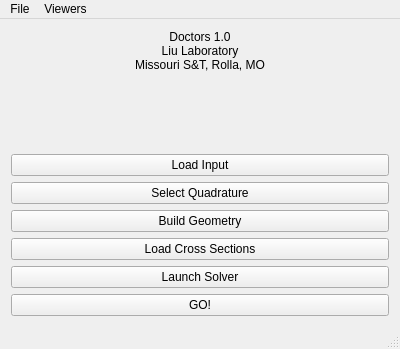
This is doctors/mainwindow.ui in eNorris/thesis as Qt 5 draws it before an edit. The edited form follows.
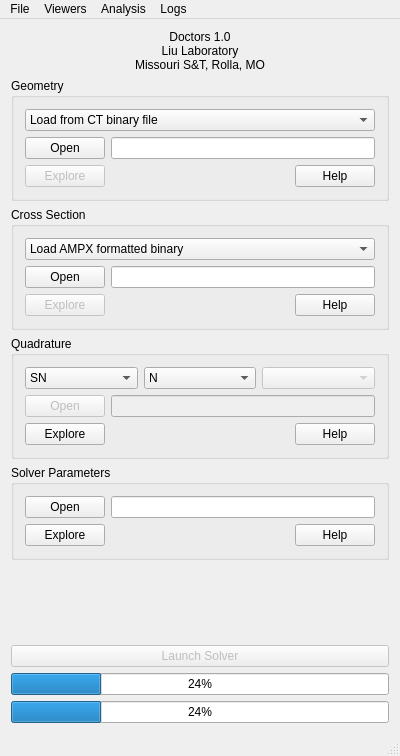
This is the edited form.

What changed in the file:
```diff
--- a/doctors/mainwindow.ui
+++ b/doctors/mainwindow.ui
@@ -7,7 +7,7 @@
     <x>0</x>
     <y>0</y>
     <width>400</width>
-    <height>349</height>
+    <height>756</height>
    </rect>
   </property>
   <property name="windowTitle">
@@ -54,14 +54,73 @@
     </item>
     <item row="1" column="0">
      <layout class="QGridLayout" name="gridLayout">
-      <item row="6" column="0">
-       <widget class="QPushButton" name="pushButton">
-        <property name="text">
-         <string>GO!</string>
-        </property>
-       </widget>
-      </item>
       <item row="0" column="0">
+       <widget class="QGroupBox" name="geometryGroupBox">
+        <property name="title">
+         <string>Geometry</string>
+        </property>
+        <layout class="QVBoxLayout" name="verticalLayout_2">
+         <item>
+          <widget class="QComboBox" name="geometryComboBox">
+           <item>
+            <property name="text">
+             <string>Load from CT binary file</string>
+            </property>
+           </item>
+          </widget>
+         </item>
+         <item>
+          <layout class="QHBoxLayout" name="horizontalLayout">
+           <item>
+            <widget class="QPushButton" name="geometryOpenPushButton">
+             <property name="text">
+              <string>Open</string>
+             </property>
+            </widget>
+           </item>
+           <item>
+            <widget class="QLineEdit" name="geometryFileLineEdit"/>
+           </item>
+          </layout>
+         </item>
+         <item>
+          <layout class="QHBoxLayout" name="horizontalLayout_2">
+           <item>
+            <widget class="QPushButton" name="geometryExplorePushButton">
+             <property name="enabled">
+              <bool>false</bool>
+             </property>
+             <property name="text">
+              <string>Explore</string>
+             </property>
+            </widget>
+           </item>
+           <item>
+            <spacer name="geometryHSpacer">
+             <property name="orientation">
+              <enum>Qt::Horizontal</enum>
+             </property>
+             <property name="sizeHint" stdset="0">
+              <size>
+               <width>40</width>
+               <height>20</height>
+              </size>
+             </property>
+            </spacer>
+           </item>
+           <item>
+            <widget class="QPushButton" name="geometryHelpPushButton">
+             <property name="text">
+              <string>Help</string>
+             </property>
+            </widget>
+           </item>
+          </layout>
+         </item>
+        </layout>
+       </widget>
+      </item>
+      <item row="4" column="0">
        <spacer name="verticalSpacer">
         <property name="orientation">
          <enum>Qt::Vertical</enum>
@@ -74,43 +133,262 @@
         </property>
        </spacer>
       </item>
-      <item row="3" column="0">
-       <widget class="QPushButton" name="buildGeomPushButton">
-        <property name="text">
-         <string>Build Geometry</string>
-        </property>
-       </widget>
-      </item>
-      <item row="1" column="0">
-       <widget class="QPushButton" name="loadInputPushButton">
-        <property name="text">
-         <string>Load Input</string>
-        </property>
-       </widget>
-      </item>
-      <item row="2" column="0">
-       <widget class="QPushButton" name="selectQuadPushButton">
-        <property name="text">
-         <string>Select Quadrature</string>
-        </property>
-       </widget>
-      </item>
-      <item row="4" column="0">
-       <widget class="QPushButton" name="loadXsPushButton">
-        <property name="text">
-         <string>Load Cross Sections</string>
-        </property>
-       </widget>
-      </item>
       <item row="5" column="0">
        <widget class="QPushButton" name="launchSolverPushButton">
+        <property name="enabled">
+         <bool>false</bool>
+        </property>
         <property name="text">
          <string>Launch Solver</string>
         </property>
        </widget>
       </item>
+      <item row="1" column="0">
+       <widget class="QGroupBox" name="xsGroupBox">
+        <property name="title">
+         <string>Cross Section</string>
+        </property>
+        <layout class="QVBoxLayout" name="verticalLayout_3">
+         <item>
+          <widget class="QComboBox" name="xsComboBox">
+           <item>
+            <property name="text">
+             <string>Load AMPX formatted binary</string>
+            </property>
+           </item>
+          </widget>
+         </item>
+         <item>
+          <layout class="QHBoxLayout" name="horizontalLayout_3">
+           <item>
+            <widget class="QPushButton" name="xsOpenPushButton">
+             <property name="text">
+              <string>Open</string>
+             </property>
+            </widget>
+           </item>
+           <item>
+            <widget class="QLineEdit" name="xsFileLineEdit"/>
+           </item>
+          </layout>
+         </item>
+         <item>
+          <layout class="QHBoxLayout" name="horizontalLayout_4">
+           <item>
+            <widget class="QPushButton" name="xsExplorePushButton">
+             <property name="enabled">
+              <bool>false</bool>
+             </property>
+             <property name="text">
+              <string>Explore</string>
+             </property>
+            </widget>
+           </item>
+           <item>
+            <spacer name="horizontalSpacer_2">
+             <property name="orientation">
+              <enum>Qt::Horizontal</enum>
+             </property>
+             <property name="sizeHint" stdset="0">
+              <size>
+               <width>40</width>
+               <height>20</height>
+              </size>
+             </property>
+            </spacer>
+           </item>
+           <item>
+            <widget class="QPushButton" name="xsHelpPushButton">
+             <property name="text">
+              <string>Help</string>
+             </property>
+            </widget>
+           </item>
+          </layout>
+         </item>
+        </layout>
+       </widget>
+      </item>
+      <item row="2" column="0">
+       <widget class="QGroupBox" name="quadGroupBox">
+        <property name="title">
+         <string>Quadrature</string>
+        </property>
+        <layout class="QVBoxLayout" name="verticalLayout_4">
+         <item>
+          <layout class="QHBoxLayout" name="horizontalLayout_7">
+           <item>
+            <widget class="QComboBox" name="quadTypecomboBox">
+             <item>
+              <property name="text">
+               <string>SN</string>
+              </property>
+             </item>
+             <item>
+              <property name="text">
+               <string>Custom</string>
+              </property>
+             </item>
+            </widget>
+           </item>
+           <item>
+            <widget class="QComboBox" name="quadData1ComboBox">
+             <item>
+              <property name="text">
+               <string>N</string>
+              </property>
+             </item>
+             <item>
+              <property name="text">
+               <string>2</string>
+              </property>
+             </item>
+             <item>
+              <property name="text">
+               <string>4</string>
+              </property>
+             </item>
+             <item>
+              <property name="text">
+               <string>8</string>
+              </property>
+             </item>
+            </widget>
+           </item>
+           <item>
+            <widget class="QComboBox" name="quadData2ComboBox">
+             <property name="enabled">
+              <bool>false</bool>
+             </property>
+            </widget>
+           </item>
+          </layout>
+         </item>
+         <item>
+          <layout class="QHBoxLayout" name="horizontalLayout_5">
+           <item>
+            <widget class="QPushButton" name="quadOpenPushButton">
+             <property name="enabled">
+              <bool>false</bool>
+             </property>
+             <property name="text">
+              <string>Open</string>
+             </property>
+            </widget>
+           </item>
+           <item>
+            <widget class="QLineEdit" name="quadFileLineEdit">
+             <property name="enabled">
+              <bool>false</bool>
+             </property>
+            </widget>
+           </item>
+          </layout>
+         </item>
+         <item>
+          <layout class="QHBoxLayout" name="horizontalLayout_6">
+           <item>
+            <widget class="QPushButton" name="quadExplorePushButton">
+             <property name="text">
+              <string>Explore</string>
+             </property>
+            </widget>
+           </item>
+           <item>
+            <spacer name="horizontalSpacer_3">
+             <property name="orientation">
+              <enum>Qt::Horizontal</enum>
+             </property>
+             <property name="sizeHint" stdset="0">
+              <size>
+               <width>40</width>
+               <height>20</height>
+              </size>
+             </property>
+            </spacer>
+           </item>
+           <item>
+            <widget class="QPushButton" name="quadHelpPushButton">
+             <property name="text">
+              <string>Help</string>
+             </property>
+            </widget>
+           </item>
+          </layout>
+         </item>
+        </layout>
+       </widget>
+      </item>
+      <item row="3" column="0">
+       <widget class="QGroupBox" name="paramsGroupBox">
+        <property name="title">
+         <string>Solver Parameters</string>
+        </property>
+        <layout class="QVBoxLayout" name="verticalLayout_5">
+         <item>
+          <layout class="QHBoxLayout" name="horizontalLayout_8">
+           <item>
+            <widget class="QPushButton" name="paramsOpenPushButton">
+             <property name="text">
+              <string>Open</string>
+             </property>
+            </widget>
+           </item>
+           <item>
+            <widget class="QLineEdit" name="paramsFileLineEdit"/>
+           </item>
+          </layout>
+         </item>
+         <item>
+          <layout class="QHBoxLayout" name="horizontalLayout_9">
+           <item>
+            <widget class="QPushButton" name="paramsExplorePushButton">
+             <property name="text">
+              <string>Explore</string>
+             </property>
+            </widget>
+           </item>
+           <item>
+            <spacer name="horizontalSpacer">
+             <property name="orientation">
+              <enum>Qt::Horizontal</enum>
+             </property>
+             <property name="sizeHint" stdset="0">
+              <size>
+               <width>40</width>
+               <height>20</height>
+              </size>
+             </property>
+            </spacer>
+           </item>
+           <item>
+            <widget class="QPushButton" name="paramsHelpPushButton">
+             <property name="text">
+              <string>Help</string>
+             </property>
+            </widget>
+           </item>
+          </layout>
+         </item>
+        </layout>
+       </widget>
+      </item>
      </layout>
     </item>
+    <item row="2" column="0">
+     <widget class="QProgressBar" name="mainProgressBar">
+      <property name="value">
+       <number>24</number>
+      </property>
+     </widget>
+    </item>
+    <item row="3" column="0">
+     <widget class="QProgressBar" name="mainProgressBar2">
+      <property name="value">
+       <number>24</number>
+      </property>
+     </widget>
+    </item>
    </layout>
   </widget>
   <widget class="QMenuBar" name="menuBar">
@@ -136,8 +414,42 @@
     <addaction name="actionProblem_Explorer"/>
     <addaction name="actionLoad_Balancer"/>
    </widget>
+   <widget class="QMenu" name="menuAnalysis">
+    <property name="title">
+     <string>Analysis</string>
+    </property>
+    <addaction name="actionDistributions"/>
+   </widget>
+   <widget class="QMenu" name="menuLogs">
+    <property name="title">
+     <string>Logs</string>
+    </property>
+    <widget class="QMenu" name="menuMaster">
+     <property name="title">
+      <string>Master</string>
+     </property>
+     <addaction name="actionCritical_Only"/>
+     <addaction name="actionWarnings_Only"/>
+     <addaction name="actionInfo"/>
+     <addaction name="actionDebug"/>
+     <addaction name="actionDetailed_Debug"/>
+    </widget>
+    <widget class="QMenu" name="menuSolution_Logger">
+     <property name="title">
+      <string>Solution Logger</string>
+     </property>
+     <addaction name="actionOff"/>
+     <addaction name="actionOuter_Iterations"/>
+     <addaction name="actionInner_Iterations"/>
+     <addaction name="actionDetails"/>
+    </widget>
+    <addaction name="menuMaster"/>
+    <addaction name="menuSolution_Logger"/>
+   </widget>
    <addaction name="menuFile"/>
    <addaction name="menuViewers"/>
+   <addaction name="menuAnalysis"/>
+   <addaction name="menuLogs"/>
   </widget>
   <widget class="QStatusBar" name="statusBar"/>
   <action name="actionExit">
```
Left out of the diff: 50 changed lines with no effect on the pictures.
